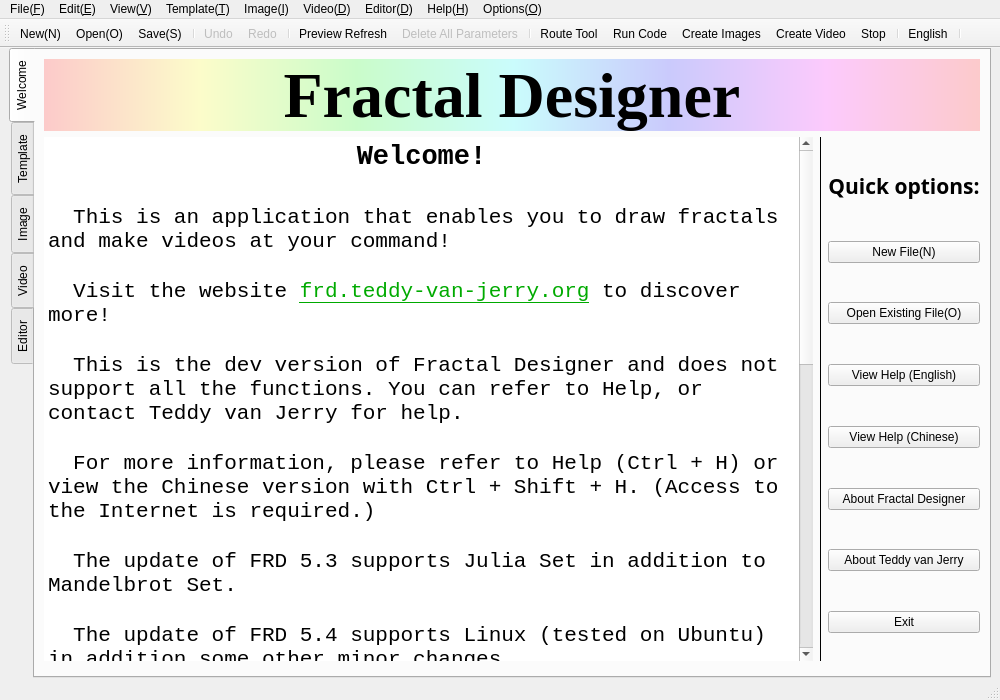
Before: the Qt Designer form src/mainwindow.ui in Teddy-van-Jerry/Fractal_Designer, drawn with Qt 5.
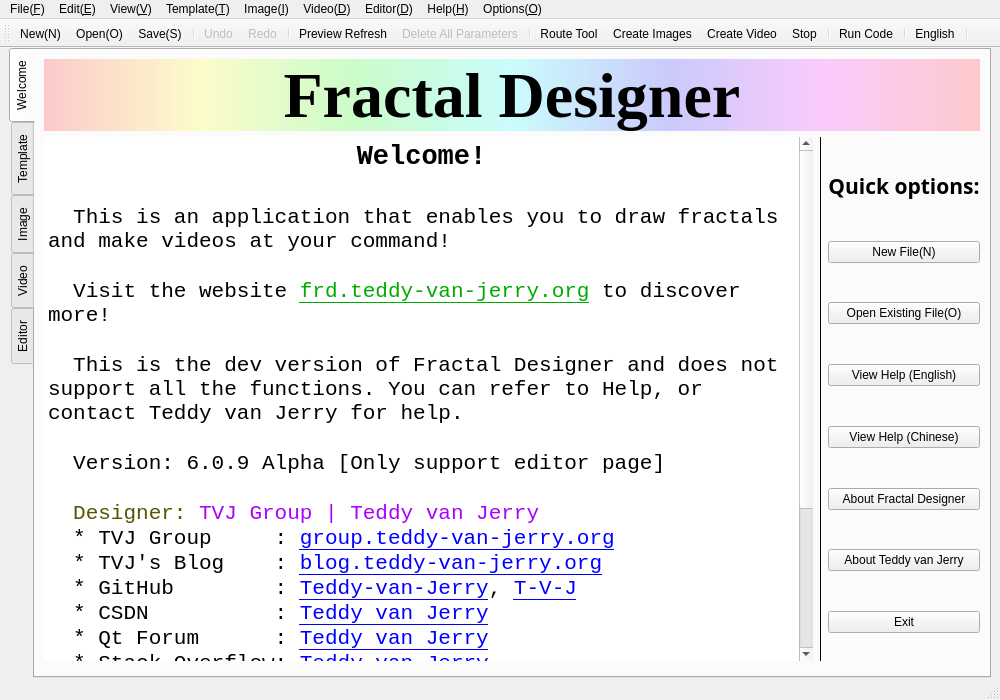
After: the same form once the commit is applied. The open tabs and pages were chosen to show the change. Icons and pictures are not drawn.

Commit message:
Minor Change for Alpha Release - 6.0.9
Preparation for Alpha Release.

What changed in the file:
```diff
--- a/src/mainwindow.ui
+++ b/src/mainwindow.ui
@@ -117,18 +117,7 @@
 &lt;p style=&quot;-qt-paragraph-type:empty; margin-top:0px; margin-bottom:0px; margin-left:0px; margin-right:0px; -qt-block-indent:0; text-indent:0px; font-size:16pt;&quot;&gt;&lt;br /&gt;&lt;/p&gt;
 &lt;p style=&quot; margin-top:0px; margin-bottom:0px; margin-left:0px; margin-right:0px; -qt-block-indent:0; text-indent:0px;&quot;&gt;&lt;span style=&quot; font-size:16pt;&quot;&gt;  This is the dev version of Fractal Designer and does not support all the functions. You can refer to Help, or contact Teddy van Jerry for help.&lt;/span&gt;&lt;/p&gt;
 &lt;p style=&quot;-qt-paragraph-type:empty; margin-top:0px; margin-bottom:0px; margin-left:0px; margin-right:0px; -qt-block-indent:0; text-indent:0px; font-size:16pt;&quot;&gt;&lt;br /&gt;&lt;/p&gt;
-&lt;p style=&quot; margin-top:0px; margin-bottom:0px; margin-left:0px; margin-right:0px; -qt-block-indent:0; text-indent:0px;&quot;&gt;&lt;span style=&quot; font-size:16pt;&quot;&gt;  For more information, please refer to Help (Ctrl + H) or view the Chinese version with Ctrl + Shift + H. (Access to the Internet is required.)&lt;/span&gt;&lt;/p&gt;
-&lt;p style=&quot;-qt-paragraph-type:empty; margin-top:0px; margin-bottom:0px; margin-left:0px; margin-right:0px; -qt-block-indent:0; text-indent:0px; font-size:16pt;&quot;&gt;&lt;br /&gt;&lt;/p&gt;
-&lt;p style=&quot; margin-top:0px; margin-bottom:0px; margin-left:0px; margin-right:0px; -qt-block-indent:0; text-indent:0px;&quot;&gt;&lt;span style=&quot; font-size:16pt;&quot;&gt;  The update of FRD 5.3 supports Julia Set in addition to Mandelbrot Set.&lt;/span&gt;&lt;/p&gt;
-&lt;p style=&quot;-qt-paragraph-type:empty; margin-top:0px; margin-bottom:0px; margin-left:0px; margin-right:0px; -qt-block-indent:0; text-indent:0px; font-size:16pt;&quot;&gt;&lt;br /&gt;&lt;/p&gt;
-&lt;p style=&quot; margin-top:0px; margin-bottom:0px; margin-left:0px; margin-right:0px; -qt-block-indent:0; text-indent:0px;&quot;&gt;&lt;span style=&quot; font-size:16pt;&quot;&gt;  The update of FRD 5.4 supports Linux (tested on Ubuntu) in addition some other minor changes.&lt;/span&gt;&lt;/p&gt;
-&lt;p style=&quot;-qt-paragraph-type:empty; margin-top:0px; margin-bottom:0px; margin-left:0px; margin-right:0px; -qt-block-indent:0; text-indent:0px; font-size:16pt;&quot;&gt;&lt;br /&gt;&lt;/p&gt;
-&lt;p style=&quot; margin-top:0px; margin-bottom:0px; margin-left:0px; margin-right:0px; -qt-block-indent:0; text-indent:0px;&quot;&gt;&lt;span style=&quot; font-size:16pt;&quot;&gt;  The update of FRD 5.5 supports two more templates: Burning Ship Fractal and Generalized Newton Fractal.&lt;/span&gt;&lt;/p&gt;
-&lt;p style=&quot;-qt-paragraph-type:empty; margin-top:0px; margin-bottom:0px; margin-left:0px; margin-right:0px; -qt-block-indent:0; text-indent:0px; font-size:16pt;&quot;&gt;&lt;br /&gt;&lt;/p&gt;
-&lt;p style=&quot; margin-top:0px; margin-bottom:0px; margin-left:0px; margin-right:0px; -qt-block-indent:0; text-indent:0px;&quot;&gt;&lt;span style=&quot; font-size:16pt;&quot;&gt;  In FRD 5.6, without the burden of supporting older versions, it features customized formula settings, which offer even more freedom to designers.&lt;/span&gt;&lt;/p&gt;
-&lt;p style=&quot; margin-top:0px; margin-bottom:0px; margin-left:0px; margin-right:0px; -qt-block-indent:0; text-indent:0px;&quot;&gt;&lt;span style=&quot; font-size:16pt;&quot;&gt;  Currently, there is only release version for Windows. Release versions for other platforms will be released in the near future.&lt;/span&gt;&lt;/p&gt;
-&lt;p style=&quot;-qt-paragraph-type:empty; margin-top:0px; margin-bottom:0px; margin-left:0px; margin-right:0px; -qt-block-indent:0; text-indent:0px; font-size:16pt;&quot;&gt;&lt;br /&gt;&lt;/p&gt;
-&lt;p style=&quot; margin-top:0px; margin-bottom:0px; margin-left:0px; margin-right:0px; -qt-block-indent:0; text-indent:0px;&quot;&gt;&lt;span style=&quot; font-size:16pt;&quot;&gt;  Version: 6.0 under development&lt;/span&gt;&lt;/p&gt;
+&lt;p style=&quot; margin-top:0px; margin-bottom:0px; margin-left:0px; margin-right:0px; -qt-block-indent:0; text-indent:0px;&quot;&gt;&lt;span style=&quot; font-size:16pt;&quot;&gt;  Version: 6.0.9 Alpha [Only support editor page]&lt;/span&gt;&lt;/p&gt;
 &lt;p style=&quot;-qt-paragraph-type:empty; margin-top:0px; margin-bottom:0px; margin-left:0px; margin-right:0px; -qt-block-indent:0; text-indent:0px; font-size:16pt;&quot;&gt;&lt;br /&gt;&lt;/p&gt;
 &lt;p style=&quot; margin-top:0px; margin-bottom:0px; margin-left:0px; margin-right:0px; -qt-block-indent:0; text-indent:0px;&quot;&gt;&lt;span style=&quot; font-size:16pt;&quot;&gt;  &lt;/span&gt;&lt;span style=&quot; font-size:16pt; color:#555500;&quot;&gt;Designer: &lt;/span&gt;&lt;span style=&quot; font-size:16pt; color:#aa00ff;&quot;&gt;TVJ Group | Teddy van Jerry&lt;/span&gt;&lt;/p&gt;
 &lt;p style=&quot; margin-top:0px; margin-bottom:0px; margin-left:0px; margin-right:0px; -qt-block-indent:0; text-indent:0px;&quot;&gt;&lt;span style=&quot; font-size:16pt; color:#aa00ff;&quot;&gt;  &lt;/span&gt;&lt;span style=&quot; font-size:16pt; color:#000000;&quot;&gt;* TVJ Group     : &lt;/span&gt;&lt;a href=&quot;http://group.teddy-van-jerry.org&quot;&gt;&lt;span style=&quot; font-size:16pt; text-decoration: underline; color:#0000ff;&quot;&gt;group.teddy-van-jerry.org&lt;/span&gt;&lt;/a&gt;&lt;/p&gt;
@@ -2240,11 +2229,12 @@
    <addaction name="actionDelete_All_Parameters"/>
    <addaction name="separator"/>
    <addaction name="actionRoute_Tool"/>
-   <addaction name="actionRun_Code"/>
    <addaction name="actionCreate_Images"/>
    <addaction name="actionCreate_Video"/>
    <addaction name="actionStop"/>
    <addaction name="separator"/>
+   <addaction name="actionRun_Code"/>
+   <addaction name="separator"/>
    <addaction name="actionEnglish"/>
    <addaction name="separator"/>
   </widget>
```
Left out of the diff: 17 changed lines with no effect on the pictures. The commit also changes 8 other files.
